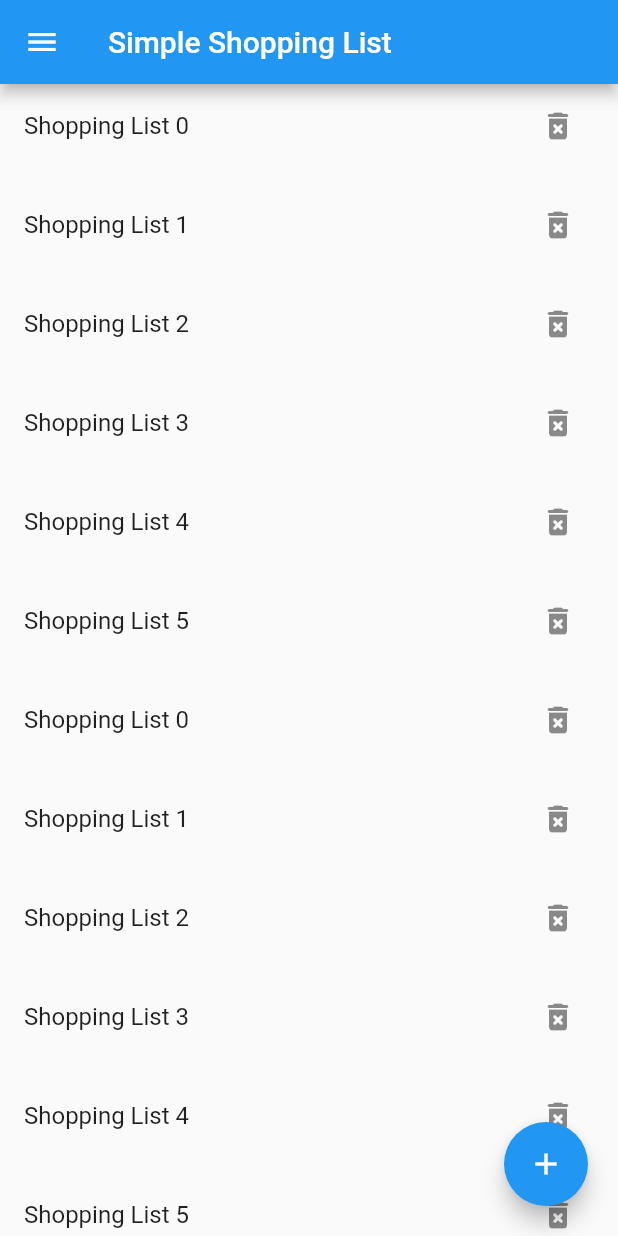
After one commit to MuKhAlm/simple_shopping_list, a Flutter app: the screen it shows after launch, on a phone screen of 412 x 824 dp. The commit adds this screen. Run offline on Flutter 3.47's test engine with Material 2 defaults, Android fonts, the phone set to English and light mode, and no system bars.

Commit message:
Dev: Create unified Scaffold for all screens
Reasons:
    - Navigation: Due to the nature of navigation in the app, screens had
    to reimplement MaterialApp and Scaffold widgets.

Effects:
    - Each screen now wraps its content in a unified Scaffold (AppBar
    and navigation Drawer).

```diff
--- a/lib/main.dart
+++ b/lib/main.dart
@@ -1,6 +1,5 @@
 import 'package:flutter/material.dart';
 import 'package:simple_shopping_list/screens/home_screen.dart';
-import 'package:simple_shopping_list/widgets/navigation_drawer.dart';
 
 void main() {
   runApp(const MyApp());
@@ -11,18 +10,6 @@ class MyApp extends StatelessWidget {
 
   @override
   Widget build(BuildContext context) {
-    return MaterialApp(
-      title: 'Simple Shopping List',
-      theme: ThemeData(
-        primarySwatch: Colors.blue,
-      ),
-      home: Scaffold(
-        appBar: AppBar(
-          title: const Text('Simple Shopping List'),
-        ),
-        drawer: const NavigationDrawer(),
-        body: const HomeScreen(),
-      ),
-    );
+    return const HomeScreen();
   }
 }
--- a/lib/screens/home_screen.dart
+++ b/lib/screens/home_screen.dart
@@ -1,4 +1,5 @@
 import 'package:flutter/material.dart';
+import 'package:simple_shopping_list/widgets/custom_material_app.dart';
 
 class HomeScreen extends StatelessWidget {
   const HomeScreen({super.key});
@@ -44,7 +45,8 @@ class HomeScreen extends StatelessWidget {
       'Shopping List 5',
     ];
 
-    return SafeArea(
+    return CustomMaterialApp(
+      body: SafeArea(
         child: Stack(children: [
           ListView.separated(
               itemCount: shoppingLists.length,
@@ -81,6 +83,7 @@ class HomeScreen extends StatelessWidget {
             ),
           ),
         ]),
+      ),
     );
   }
 }
--- /dev/null
+++ b/lib/widgets/custom_material_app.dart
@@ -0,0 +1,28 @@
+import 'package:flutter/material.dart';
+import 'package:simple_shopping_list/widgets/navigation_drawer.dart';
+
+class CustomMaterialApp extends StatelessWidget {
+  const CustomMaterialApp({
+    Key? key,
+    required this.body,
+  }) : super(key: key);
+
+  final Widget body;
+
+  @override
+  Widget build(BuildContext context) {
+    return MaterialApp(
+      title: 'Simple Shopping List',
+      theme: ThemeData(
+        primarySwatch: Colors.blue,
+      ),
+      home: Scaffold(
+        appBar: AppBar(
+          title: const Text('Simple Shopping List'),
+        ),
+        drawer: const NavigationDrawer(),
+        body: body,
+      ),
+    );
+  }
+}
```
Lines whose indentation alone changed are shown as unchanged.
